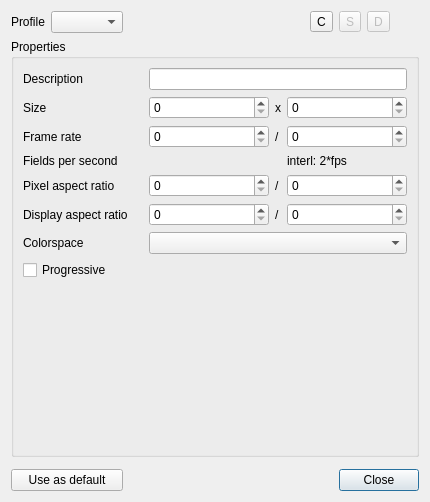
Old version of the form src/ui/profiledialog_ui.ui in the repository KDE/kdenlive.
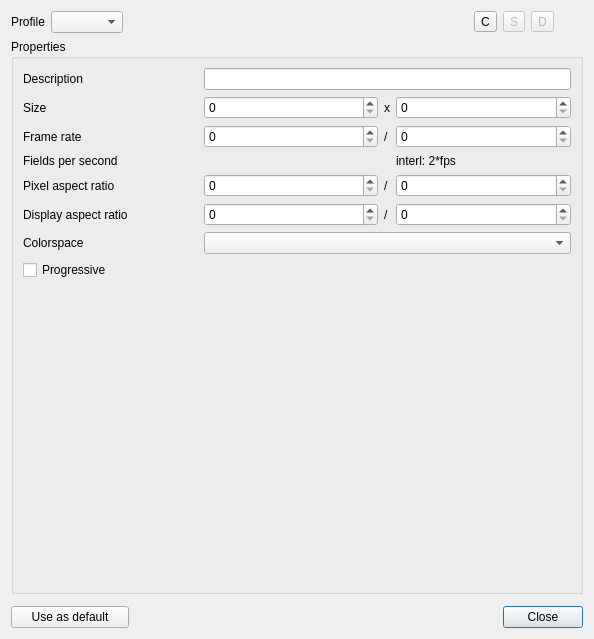
New version of the form. Custom widgets are drawn as their Qt base class.

Commit message: * Fix profile editing broken * Don't allow creating profile with non even height Fixes #30

```diff
--- a/src/ui/profiledialog_ui.ui
+++ b/src/ui/profiledialog_ui.ui
@@ -6,15 +6,15 @@
    <rect>
     <x>0</x>
     <y>0</y>
-    <width>430</width>
-    <height>502</height>
+    <width>594</width>
+    <height>639</height>
    </rect>
   </property>
   <property name="windowTitle">
    <string>Profiles</string>
   </property>
   <layout class="QGridLayout" name="gridLayout_2">
-   <item row="0" column="5">
+   <item row="0" column="6">
     <widget class="QToolButton" name="button_delete">
      <property name="enabled">
       <bool>false</bool>
@@ -24,10 +24,31 @@
      </property>
     </widget>
    </item>
-   <item row="0" column="1">
-    <widget class="KComboBox" name="profiles_list"/>
+   <item row="0" column="5">
+    <widget class="QToolButton" name="button_save">
+     <property name="enabled">
+      <bool>false</bool>
+     </property>
+     <property name="text">
+      <string>S</string>
+     </property>
+    </widget>
    </item>
-   <item row="1" column="0" colspan="7">
+   <item row="0" column="0">
+    <widget class="QLabel" name="label">
+     <property name="text">
+      <string>Profile</string>
+     </property>
+    </widget>
+   </item>
+   <item row="0" column="4">
+    <widget class="QToolButton" name="button_create">
+     <property name="text">
+      <string>C</string>
+     </property>
+    </widget>
+   </item>
+   <item row="1" column="0" colspan="8">
     <widget class="QGroupBox" name="properties">
      <property name="title">
       <string>Properties</string>
@@ -226,62 +247,8 @@
      </layout>
     </widget>
    </item>
-   <item row="0" column="2">
-    <spacer name="horizontalSpacer">
-     <property name="orientation">
-      <enum>Qt::Horizontal</enum>
-     </property>
-     <property name="sizeHint" stdset="0">
-      <size>
-       <width>40</width>
-       <height>20</height>
-      </size>
-     </property>
-    </spacer>
-   </item>
-   <item row="0" column="4">
-    <widget class="QToolButton" name="button_save">
-     <property name="enabled">
-      <bool>false</bool>
-     </property>
-     <property name="text">
-      <string>S</string>
-     </property>
-    </widget>
-   </item>
    <item row="0" column="3">
-    <widget class="QToolButton" name="button_create">
-     <property name="text">
-      <string>C</string>
-     </property>
-    </widget>
-   </item>
-   <item row="3" column="4" colspan="3">
-    <widget class="QDialogButtonBox" name="buttonBox">
-     <property name="orientation">
-      <enum>Qt::Horizontal</enum>
-     </property>
-     <property name="standardButtons">
-      <set>QDialogButtonBox::Close</set>
-     </property>
-    </widget>
-   </item>
-   <item row="3" column="0" colspan="2">
-    <widget class="QPushButton" name="button_default">
-     <property name="text">
-      <string>Use as default</string>
-     </property>
-    </widget>
-   </item>
-   <item row="0" column="0">
-    <widget class="QLabel" name="label">
-     <property name="text">
-      <string>Profile</string>
-     </property>
-    </widget>
-   </item>
-   <item row="3" column="2" colspan="2">
-    <spacer name="horizontalSpacer_2">
+    <spacer name="horizontalSpacer">
      <property name="orientation">
       <enum>Qt::Horizontal</enum>
      </property>
@@ -309,6 +276,39 @@
      </property>
     </widget>
    </item>
+   <item row="3" column="5" colspan="3">
+    <widget class="QDialogButtonBox" name="buttonBox">
+     <property name="orientation">
+      <enum>Qt::Horizontal</enum>
+     </property>
+     <property name="standardButtons">
+      <set>QDialogButtonBox::Close</set>
+     </property>
+    </widget>
+   </item>
+   <item row="3" column="3" colspan="2">
+    <spacer name="horizontalSpacer_2">
+     <property name="orientation">
+      <enum>Qt::Horizontal</enum>
+     </property>
+     <property name="sizeHint" stdset="0">
+      <size>
+       <width>40</width>
+       <height>20</height>
+      </size>
+     </property>
+    </spacer>
+   </item>
+   <item row="3" column="0" colspan="3">
+    <widget class="QPushButton" name="button_default">
+     <property name="text">
+      <string>Use as default</string>
+     </property>
+    </widget>
+   </item>
+   <item row="0" column="1">
+    <widget class="QComboBox" name="profiles_list"/>
+   </item>
   </layout>
  </widget>
  <customwidgets>
```
Left out of the diff: 2 changed lines with no effect on the pictures. The commit also changes 2 other files.
